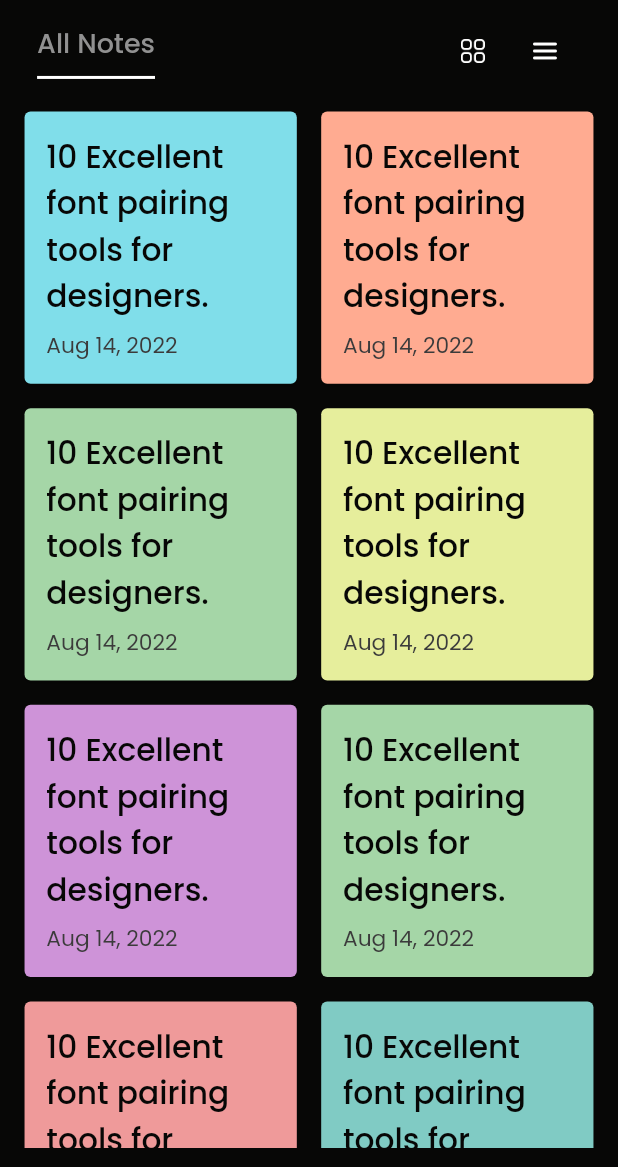
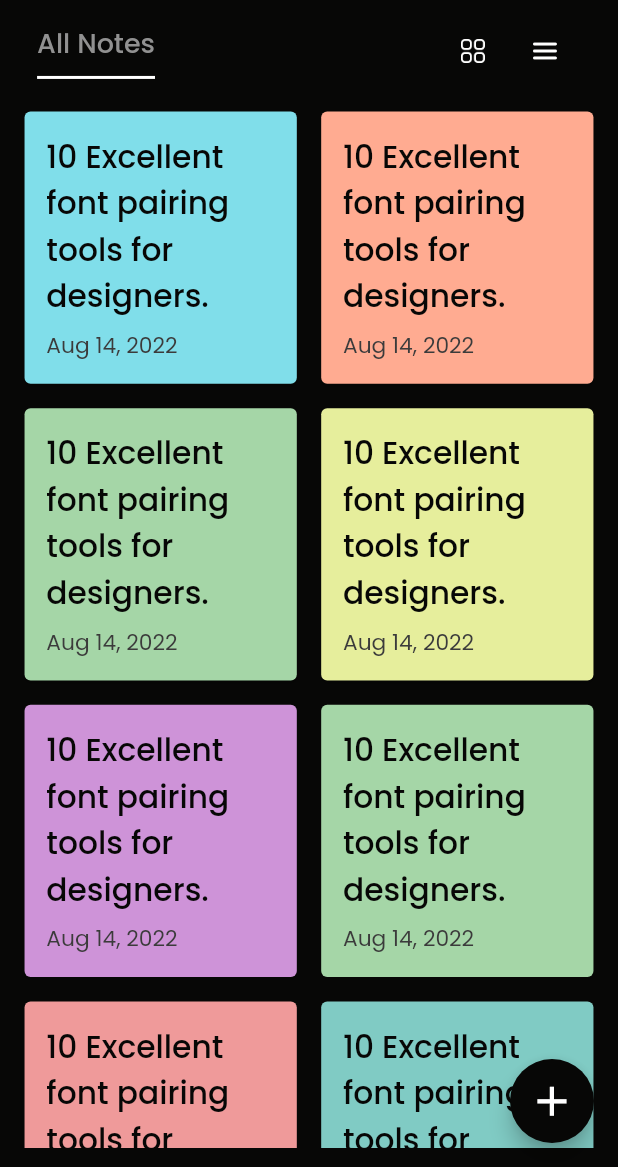
Before and after one commit to mateendev3/Notes-Keeper, a Flutter app: the screen it shows after launch, on a phone screen of 412 x 824 dp, the part 69-1236 px from its top. Run offline on Flutter 3.47's test engine with Material 2 defaults, Android fonts, the phone set to English and light mode, and no system bars; our stand-ins replace flutter_svg, google_fonts.

Commit message:
Added 'add_note_screen' screen to project and build basic ui

```diff
--- a/lib/screens/components/action_icon_widget.dart
+++ b/lib/screens/components/action_icon_widget.dart
@@ -7,9 +7,15 @@ Widget buildActionIcon({
   IconData? icon,
   required VoidCallback onTap,
   required double rightMargin,
+  double leftMargin = 0.0,
 }) {
   return Container(
-    margin: EdgeInsets.only(top: 10.0, bottom: 10.0, right: rightMargin),
+    margin: EdgeInsets.only(
+      top: 10.0,
+      bottom: 10.0,
+      right: rightMargin,
+      left: leftMargin,
+    ),
     clipBehavior: Clip.hardEdge,
     decoration: BoxDecoration(
       color: AppColors.darkGray,
--- a/lib/screens/home_screen.dart
+++ b/lib/screens/home_screen.dart
@@ -1,6 +1,7 @@
 import 'dart:math';
 
 import 'package:flutter/material.dart';
+import 'package:notes_keeper/screens/add_note_screen.dart';
 import '../utils/assets_constants.dart';
 import '../utils/color_constants.dart';
 import '../utils/helper_widgets.dart';
@@ -37,6 +38,26 @@ class _HomeScreenState extends State<HomeScreen> {
         ),
         child: _buildBody(context),
       ),
+      floatingActionButton: _buildAddNoteFAB(),
+    );
+  }
+
+  Widget _buildAddNoteFAB() {
+    return FloatingActionButton(
+      onPressed: () {
+        Navigator.push(
+          context,
+          MaterialPageRoute(
+            builder: (_) => const AddNoteScreen(),
+          ),
+        );
+      },
+      backgroundColor: AppColors.codGray,
+      child: Icon(
+        Icons.add,
+        color: AppColors.white,
+        size: _size.width * 0.08,
+      ),
     );
   }
 
@@ -52,119 +73,7 @@ class _HomeScreenState extends State<HomeScreen> {
     );
   }
 
-  GridView _buildNotesGridView() {
-    return GridView.builder(
-      gridDelegate: SliverGridDelegateWithFixedCrossAxisCount(
-        crossAxisCount: 2,
-        mainAxisSpacing: _size.height * 0.01,
-        crossAxisSpacing: _size.height * 0.01,
-      ),
-      itemBuilder: (context, index) {
-        return _buildNotesGridItem(
-          index,
-          title: '10 Excellent font pairing tools for designers.',
-          date: 'Aug 14, 2022',
-        );
-      },
-    );
-  }
-
-  Widget _buildNotesGridItem(
-    int index, {
-    required String title,
-    required String date,
-  }) {
-    return Card(
-      color: AppColors.list[_random.nextInt(AppColors.list.length)],
-      child: InkWell(
-        onTap: () {},
-        splashColor: AppColors.white,
-        child: LayoutBuilder(builder: (context, innerConstraints) {
-          return Padding(
-            padding: EdgeInsets.all(innerConstraints.maxHeight * 0.08),
-            child: Column(
-              crossAxisAlignment: CrossAxisAlignment.start,
-              children: [
-                Expanded(
-                  child: Align(
-                    alignment: Alignment.topLeft,
-                    child: Text(
-                      title,
-                      maxLines: 4,
-                      style: Theme.of(context).textTheme.headline5!.copyWith(
-                            fontSize: innerConstraints.maxHeight * 0.115,
-                          ),
-                    ),
-                  ),
-                ),
-                Text(
-                  date,
-                  maxLines: 1,
-                  style: Theme.of(context).textTheme.subtitle1!.copyWith(
-                        fontSize: innerConstraints.maxHeight * 0.08,
-                      ),
-                ),
-              ],
-            ),
-          );
-        }),
-      ),
-    );
-  }
-
-  Widget _buildNotesListItem(
-    int index, {
-    required String title,
-    required String date,
-  }) {
-    return Card(
-      color: AppColors.list[_random.nextInt(AppColors.list.length)],
-      child: InkWell(
-        onTap: () {},
-        splashColor: AppColors.white,
-        child: Padding(
-          padding: EdgeInsets.all(_size.width * 0.03),
-          child: Column(
-            crossAxisAlignment: CrossAxisAlignment.start,
-            children: [
-              Text(
-                title,
-                maxLines: 2,
-                style: Theme.of(context).textTheme.headline5!.copyWith(
-                      fontSize: _size.width * 0.050,
-                    ),
-              ),
-              addVerticalSpace(_size.width * 0.015),
-              Text(
-                date,
-                maxLines: 1,
-                style: Theme.of(context).textTheme.subtitle1!.copyWith(
-                      fontSize: _size.width * 0.035,
-                    ),
-              ),
-            ],
-          ),
-        ),
-      ),
-    );
-  }
-
-  Widget _buildNotesListView() {
-    return ListView.builder(
-      itemBuilder: (context, index) {
-        return Padding(
-          padding: EdgeInsets.only(bottom: _size.width * 0.01),
-          child: _buildNotesListItem(
-            index,
-            title: 'How to make your personal brand stands out online.',
-            date: 'Aug 13, 2022',
-          ),
-        );
-      },
-    );
-  }
-
-  _buildBody(BuildContext context) {
+  Widget _buildBody(BuildContext context) {
     return Column(
       crossAxisAlignment: CrossAxisAlignment.start,
       children: [
@@ -228,7 +137,7 @@ class _HomeScreenState extends State<HomeScreen> {
     );
   }
 
-  IconButton _buildListingIcon(String path, VoidCallback onPressed) {
+  Widget _buildListingIcon(String path, VoidCallback onPressed) {
     return IconButton(
       onPressed: onPressed,
       icon: Image.asset(
@@ -240,4 +149,116 @@ class _HomeScreenState extends State<HomeScreen> {
       splashRadius: 30.0,
     );
   }
+
+  Widget _buildNotesGridItem(
+    int index, {
+    required String title,
+    required String date,
+  }) {
+    return Card(
+      color: AppColors.list[_random.nextInt(AppColors.list.length)],
+      child: InkWell(
+        onTap: () {},
+        splashColor: AppColors.white,
+        child: LayoutBuilder(builder: (context, innerConstraints) {
+          return Padding(
+            padding: EdgeInsets.all(innerConstraints.maxHeight * 0.08),
+            child: Column(
+              crossAxisAlignment: CrossAxisAlignment.start,
+              children: [
+                Expanded(
+                  child: Align(
+                    alignment: Alignment.topLeft,
+                    child: Text(
+                      title,
+                      maxLines: 4,
+                      style: Theme.of(context).textTheme.headline5!.copyWith(
+                            fontSize: innerConstraints.maxHeight * 0.115,
+                          ),
+                    ),
+                  ),
+                ),
+                Text(
+                  date,
+                  maxLines: 1,
+                  style: Theme.of(context).textTheme.subtitle1!.copyWith(
+                        fontSize: innerConstraints.maxHeight * 0.08,
+                      ),
+                ),
+              ],
+            ),
+          );
+        }),
+      ),
+    );
+  }
+
+  Widget _buildNotesGridView() {
+    return GridView.builder(
+      gridDelegate: SliverGridDelegateWithFixedCrossAxisCount(
+        crossAxisCount: 2,
+        mainAxisSpacing: _size.height * 0.01,
+        crossAxisSpacing: _size.height * 0.01,
+      ),
+      itemBuilder: (context, index) {
+        return _buildNotesGridItem(
+          index,
+          title: '10 Excellent font pairing tools for designers.',
+          date: 'Aug 14, 2022',
+        );
+      },
+    );
+  }
+
+  Widget _buildNotesListItem(
+    int index, {
+    required String title,
+    required String date,
+  }) {
+    return Card(
+      color: AppColors.list[_random.nextInt(AppColors.list.length)],
+      child: InkWell(
+        onTap: () {},
+        splashColor: AppColors.white,
+        child: Padding(
+          padding: EdgeInsets.all(_size.width * 0.03),
+          child: Column(
+            crossAxisAlignment: CrossAxisAlignment.start,
+            children: [
+              Text(
+                title,
+                maxLines: 2,
+                style: Theme.of(context).textTheme.headline5!.copyWith(
+                      fontSize: _size.width * 0.050,
+                    ),
+              ),
+              addVerticalSpace(_size.width * 0.015),
+              Text(
+                date,
+                maxLines: 1,
+                style: Theme.of(context).textTheme.subtitle1!.copyWith(
+                      fontSize: _size.width * 0.035,
+                    ),
+              ),
+            ],
+          ),
+        ),
+      ),
+    );
+  }
+
+  Widget _buildNotesListView() {
+    return ListView.builder(
+      itemBuilder: (context, index) {
+        return Padding(
+          padding: EdgeInsets.only(bottom: _size.width * 0.01),
+          child: _buildNotesListItem(
+            index,
+            title: 'How to make your personal brand stands out online.',
+            date: 'Aug 13, 2022',
+          ),
+        );
+      },
+    );
+  }
 }
--- a/lib/utils/color_constants.dart
+++ b/lib/utils/color_constants.dart
@@ -6,6 +6,7 @@ class AppColors {
   static const lightGray = Color(0xFF919191);
   static const white = Colors.white;
   static const red = Colors.red;
+  static const orange = Colors.orange;
   static final lightBlue = Colors.blue.shade200;
   static final lightPink = Colors.pink.shade200;
   static final lightGreen = Colors.green.shade200;
```
Also changed, not shown: lib/screens/add_note_screen.dart (added, +109 -0 lines), lib/screens/components/action_button_widget.dart (added, +35 -0 lines), lib/utils/theme_constants.dart (+18 -0 lines).
